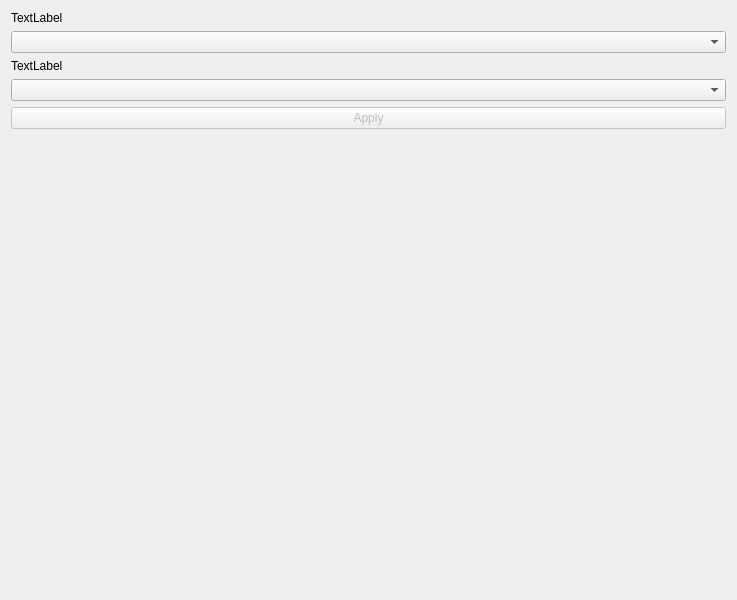
This is SlicerMRClass/Resources/UI/SlicerMRClass.ui in deepakri201/SlicerMRClass as Qt 5 draws it before an edit. The edited form follows.
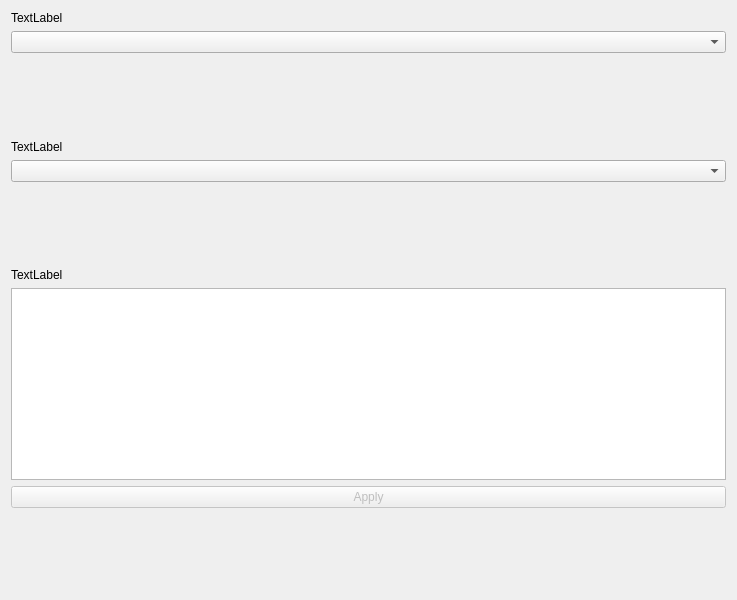
This is the edited form. Custom widgets are drawn as their Qt base class.

Commit message: added series to table view

What changed in the file:
```diff
--- a/SlicerMRClass/Resources/UI/SlicerMRClass.ui
+++ b/SlicerMRClass/Resources/UI/SlicerMRClass.ui
@@ -21,6 +21,19 @@
    <item>
     <widget class="ctkComboBox" name="PatientIDlist"/>
    </item>
+   <item>
+    <spacer name="spacerPatient">
+     <property name="orientation">
+      <enum>Qt::Vertical</enum>
+     </property>
+     <property name="sizeHint" stdset="0">
+      <size>
+       <width>20</width>
+       <height>40</height>
+      </size>
+     </property>
+    </spacer>
+   </item>
    <item>
     <widget class="QLabel" name="ListStudiesLabel">
      <property name="text">
@@ -31,6 +44,29 @@
    <item>
     <widget class="ctkComboBox" name="StudyIDlist"/>
    </item>
+   <item>
+    <spacer name="spacerStudy">
+     <property name="orientation">
+      <enum>Qt::Vertical</enum>
+     </property>
+     <property name="sizeHint" stdset="0">
+      <size>
+       <width>20</width>
+       <height>40</height>
+      </size>
+     </property>
+    </spacer>
+   </item>
+   <item>
+    <widget class="QLabel" name="ListSeriesLabel">
+     <property name="text">
+      <string>TextLabel</string>
+     </property>
+    </widget>
+   </item>
+   <item>
+    <widget class="QTableView" name="ListSeriesTable"/>
+   </item>
    <item>
     <widget class="QPushButton" name="applyButton">
      <property name="enabled">
```
The commit also changes 2 other files.
